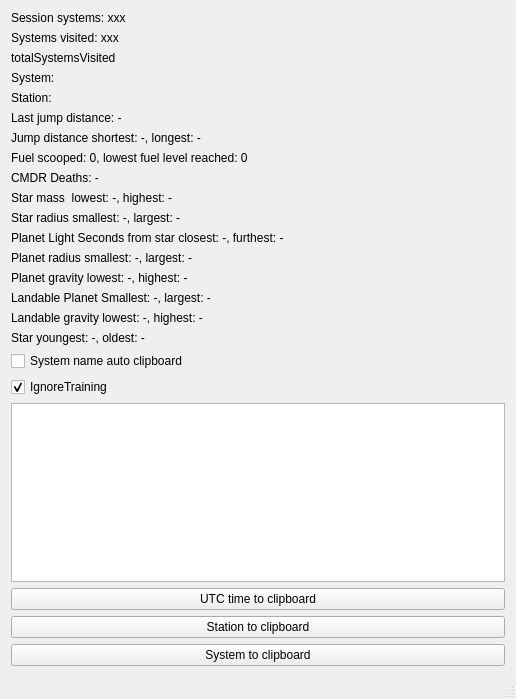
Before: the Qt Designer form mainwindow.ui in SnakeManPMC/elite-EliteLog, drawn with Qt 5.
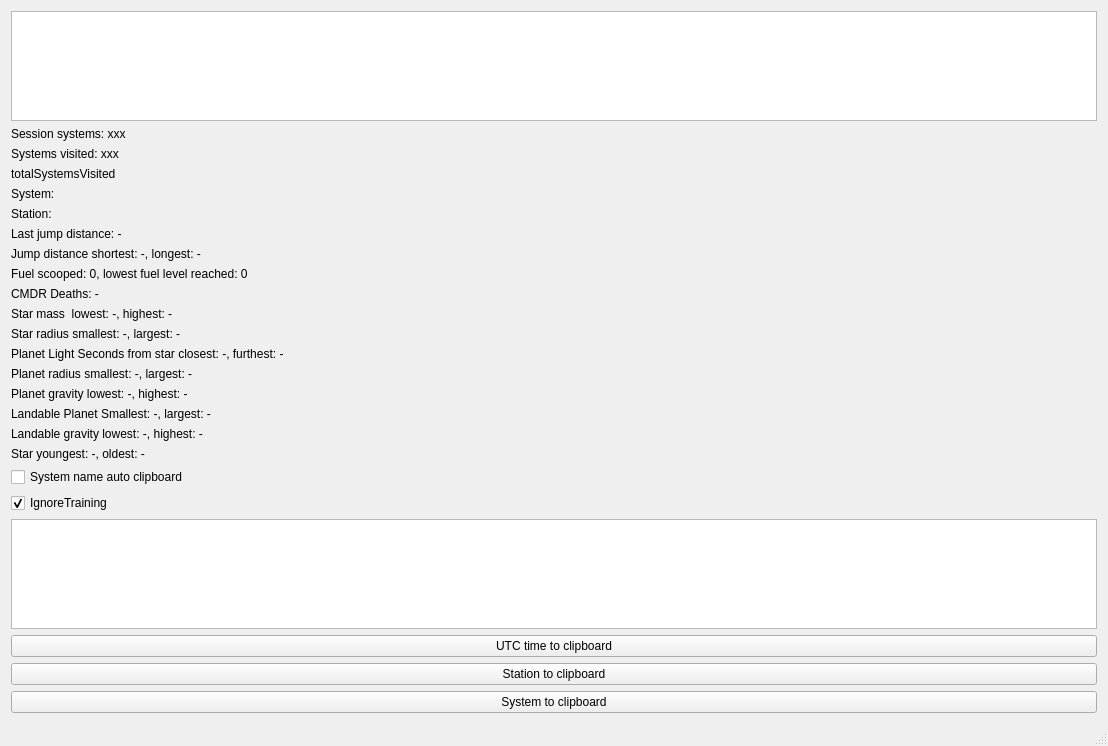
After: the same form once the commit is applied.

Commit message: v1.1.5 - star age is not read/written into cfg file, fixed. - added simple qtablewidget for events, system jumps, scans. - v2.2.02 broke existing fsdjump event, fixed.

```diff
--- a/mainwindow.ui
+++ b/mainwindow.ui
@@ -6,8 +6,8 @@
    <rect>
     <x>0</x>
     <y>0</y>
-    <width>516</width>
-    <height>699</height>
+    <width>1108</width>
+    <height>746</height>
    </rect>
   </property>
   <property name="windowTitle">
@@ -15,6 +15,9 @@
   </property>
   <widget class="QWidget" name="centralWidget">
    <layout class="QVBoxLayout" name="verticalLayout">
+    <item>
+     <widget class="QTableWidget" name="tableWidget"/>
+    </item>
     <item>
      <widget class="QLabel" name="SessionSystemVisits">
       <property name="text">
```
Left out of the diff: 2 changed lines with no effect on the pictures. The commit also changes 2 other files.
